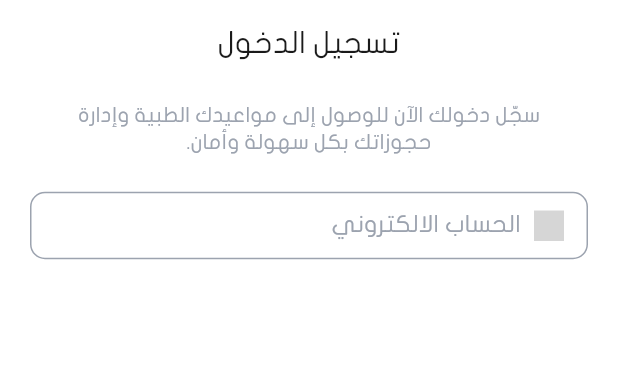
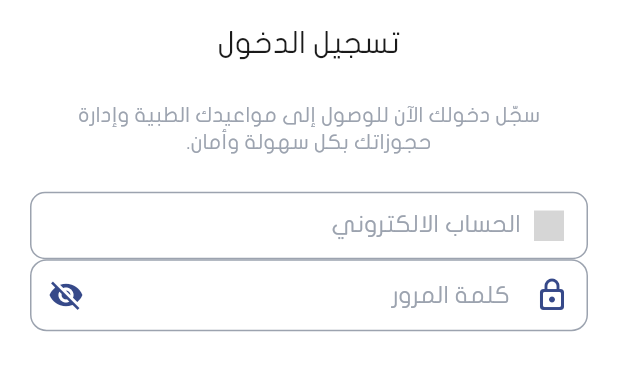
Before and after one commit to odaibishr/doctor_booking_system_with_ai, a Flutter app: the screen it shows after launch, on a phone screen of 412 x 824 dp, the part 369-760 px from its top. Run offline on Flutter 3.47's test engine with Material 3 defaults, Android fonts, the phone set to English and light mode, and no system bars; our stand-ins replace carousel_slider, dio, go_router, smooth_page_indicator; missing offline and left inert: data_connection_checker_tv, svg_flutter; grey boxes are pictures that could not be loaded.

Commit message:
edite the main_input_feild

```diff
--- a/lib/core/widgets/main_input_field.dart
+++ b/lib/core/widgets/main_input_field.dart
@@ -24,7 +24,7 @@ class MainInputField extends StatelessWidget {
 
       width: double.infinity,
       height: 45,
-      padding: const EdgeInsets.symmetric(horizontal: 15),
+      padding: const EdgeInsets.symmetric(horizontal: 15,),
       decoration: BoxDecoration(
         border: Border.all(color: AppColors.gray400),
         borderRadius: BorderRadius.circular(10),
@@ -39,7 +39,7 @@ class MainInputField extends StatelessWidget {
                   height: 20,
                   fit: BoxFit.scaleDown,
                   colorFilter: ColorFilter.mode(
-                    AppColors.gray400,
+                    AppColors.primary,
                     BlendMode.srcIn,
                   ),
                 )
--- /dev/null
+++ b/lib/core/widgets/password_input_feild.dart
@@ -0,0 +1,73 @@
+import 'package:doctor_booking_system_with_ai/core/styles/app_colors.dart';
+import 'package:flutter/material.dart';
+import 'package:svg_flutter/svg_flutter.dart';
+
+class PasswordField extends StatefulWidget {
+  final TextEditingController? controller;
+  final String? hintText;
+
+  final FormFieldValidator<String>? validator;
+
+  const PasswordField({
+    Key? key,
+    this.controller,
+    this.hintText = 'أدخل كلمة المرور',
+
+    this.validator,
+  }) : super(key: key);
+
+  @override
+  State<PasswordField> createState() => _PasswordFieldState();
+}
+
+class _PasswordFieldState extends State<PasswordField> {
+  // يتحكم فيما إذا كانت كلمة المرور مخفية أم لا
+  bool _obscure = true;
+
+  // أيقونة حسب الحالة
+  IconData get _visibilityIcon =>
+      _obscure ? Icons.visibility_off : Icons.visibility;
+
+  @override
+  Widget build(BuildContext context) {
+    return TextFormField(
+
+      controller: widget.controller,
+      obscureText: _obscure, // يخفي/يظهر النص
+      enableSuggestions: false,
+      autocorrect: false,
+      keyboardType: TextInputType.visiblePassword,
+      textInputAction: TextInputAction.done,
+      validator: widget.validator,
+      decoration: InputDecoration(
+
+
+        hintText: widget.hintText,
+        // أيقونة على الجانب الأيمن قابلة للضغط لتغيير الحالة
+        suffixIcon: IconButton(
+          icon: Icon(_visibilityIcon,color: AppColors.primary,),
+          onPressed: () {
+            setState(() {
+              _obscure = !_obscure;
+            });
+          },
+          tooltip: _obscure ? 'إظهار كلمة المرور' : 'إخفاء كلمة المرور',
+        ),
+          prefixIcon:Icon(Icons.lock_outline_rounded,color: AppColors.primary),
+
+
+
+        border: OutlineInputBorder(
+          borderRadius: BorderRadius.circular(25),
+        ),
+        enabledBorder: OutlineInputBorder(borderRadius:  BorderRadius.circular(11),
+        borderSide: BorderSide(color: AppColors.gray400)),
+        focusedBorder:  OutlineInputBorder(
+          borderRadius: BorderRadius.circular(11),
+          borderSide: BorderSide(color:  AppColors.primary,width: 2)
+        ),
+        contentPadding: const EdgeInsets.symmetric(horizontal: 10, vertical: 12),
+      ),
+    );
+  }
+}
--- a/lib/features/Auth/signin/presention/widget/sign_in_body.dart
+++ b/lib/features/Auth/signin/presention/widget/sign_in_body.dart
@@ -1,6 +1,7 @@
 import 'package:doctor_booking_system_with_ai/core/styles/app_colors.dart';
 import 'package:doctor_booking_system_with_ai/core/styles/font_styles.dart';
 import 'package:doctor_booking_system_with_ai/core/widgets/main_input_field.dart';
+import 'package:doctor_booking_system_with_ai/core/widgets/password_input_feild.dart';
 import 'package:flutter/material.dart';
 import 'package:svg_flutter/svg.dart';
 
@@ -43,6 +44,9 @@ class SignInBody extends StatelessWidget {
                   isShowRightIcon: true,
                   isShowLeftIcon: false,
                 ),
+                PasswordField(hintText: 'كلمة المرور',)
+
+
               ],
             ),
           ),
```
